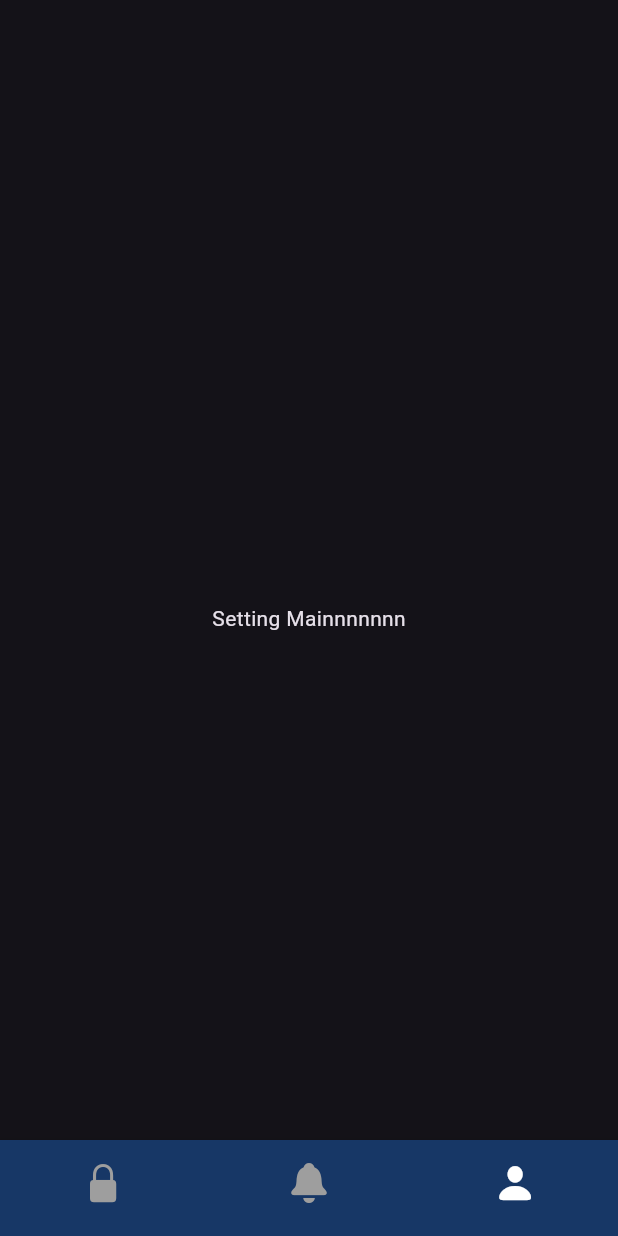
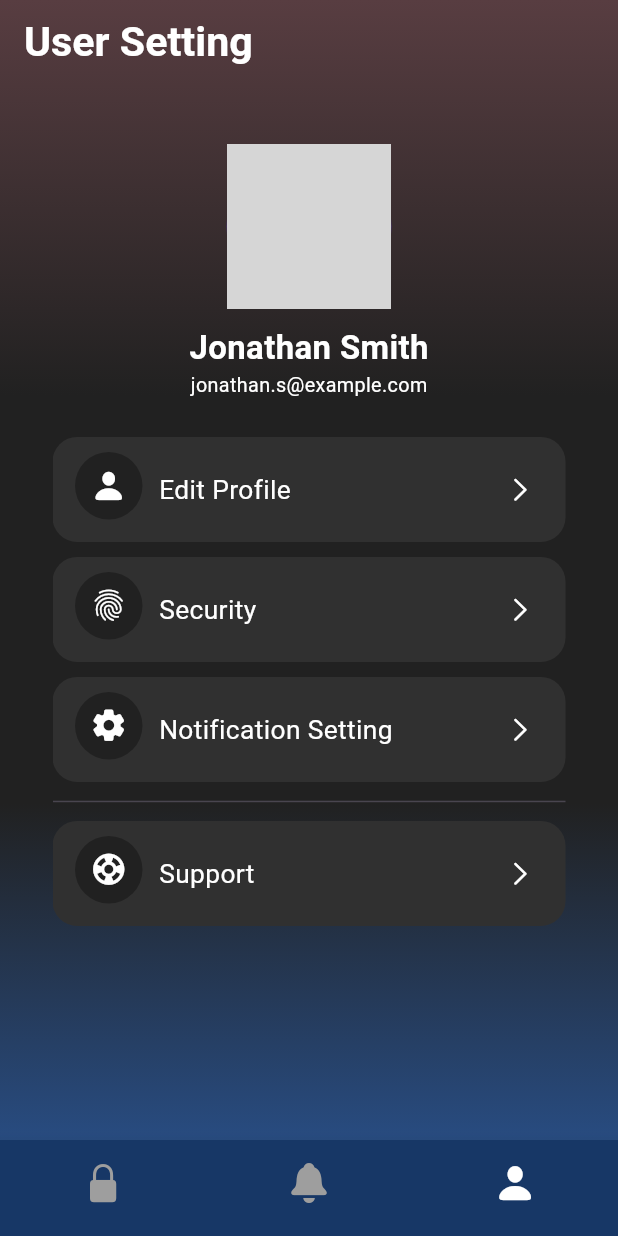
Before and after one commit to fido-smart-lock/FSL-FrontEnd, a Flutter app: the screen it shows after launch, item 3 of the bottom bar chosen, on a phone screen of 412 x 824 dp. Run offline on Flutter 3.47's test engine with Material 3 defaults, Android fonts, the phone set to English and light mode, and no system bars; our stand-ins replace badges, dotted_border, dropdown_button2, flutter_svg, gap, google_fonts and 1 more; missing offline and left inert: wolt_modal_sheet; network calls fail; Roboto replaces fonts that are missing (Prompt); grey boxes are pictures that could not be loaded.

Commit message:
[FSL] edit profile page

```diff
--- /dev/null
+++ b/assets/data/profile_setting.json
@@ -0,0 +1,6 @@
+{
+    "name": "Jonathan",
+    "surname": "Smith",
+    "email": "jonathan.smith@example.com",
+    "isVerified": true
+  }
--- a/lib/component/card/noti_card.dart
+++ b/lib/component/card/noti_card.dart
@@ -4,7 +4,7 @@ import 'package:fido_smart_lock/component/modal/confirmation_modal.dart';
 import 'package:fido_smart_lock/helper/datetime.dart';
 import 'package:fido_smart_lock/helper/size.dart';
 import 'package:fido_smart_lock/helper/word.dart';
-import 'package:fido_smart_lock/pages/notification/tabbar_contents/tabbar_mode.dart';
+import 'package:fido_smart_lock/pages/notification/tabbar_contents/tabbar_mode_list.dart';
 import 'package:flutter/cupertino.dart';
 import 'package:flutter/material.dart';
 
--- a/lib/component/card/setting_card.dart
+++ b/lib/component/card/setting_card.dart
@@ -1,14 +1,13 @@
 import 'package:fido_smart_lock/component/label.dart';
 import 'package:fido_smart_lock/helper/size.dart';
+import 'package:fido_smart_lock/pages/user_settings/setting_menu_list.dart';
 import 'package:flutter/cupertino.dart';
 import 'package:flutter/material.dart';
 
 class SettingCard extends StatefulWidget {
-  const SettingCard({super.key, required this.menu, this.description = '', required this.isToggle});
+  const SettingCard({super.key, required this.menu});
 
   final String menu;
-  final String description;
-  final bool isToggle;
 
   @override
   State<SettingCard> createState() => _SettingCardState();
@@ -31,8 +30,26 @@ class _SettingCardState extends State<SettingCard> {
   Widget build(BuildContext context) {
     final responsive = Responsive(context);
 
-    return Container(
-      padding: EdgeInsets.fromLTRB(15, 15, 20, 20),
+    final config = getMenuConfig(context)[widget.menu] ??
+        {
+          'icon': CupertinoIcons.question_circle,
+          'menuName': 'Unknown Menu',
+          'description': '',
+          'isToggle': false,
+          'onTap': () {}
+        };
+
+    final icon = config['icon'] as IconData;
+    final menuName = config['menuName'] as String;
+    final description = config['description'] as String;
+    final isToggle = config['isToggle'] as bool;
+    final onTap = config['onTap'] as VoidCallback;
+
+    return InkWell(
+      onTap: onTap,
+      child: Container(
+        margin: EdgeInsets.symmetric(vertical: 5),
+        padding: EdgeInsets.fromLTRB(15, 10, 20, 10),
         decoration: BoxDecoration(
           color: Colors.grey[850],
           borderRadius: BorderRadius.circular(responsive.radiusScale(15)),
@@ -46,38 +63,53 @@ class _SettingCardState extends State<SettingCard> {
               children: [
                 Container(
                   margin: EdgeInsets.only(bottom: 5),
-                padding: EdgeInsets.all(15),
+                  padding: EdgeInsets.all(10),
                   decoration: BoxDecoration(
                     shape: BoxShape.circle,
                     color: Colors.grey[900],
                   ),
                   child: Center(
                       child: Icon(
-                  CupertinoIcons.envelope_badge,
-                  size: 30,
+                    icon,
+                    size: 25,
                   )),
                 ),
-              SizedBox(width: responsive.widthScale(10),),
+                SizedBox(
+                  width: responsive.widthScale(10),
+                ),
                 Column(
                   children: [
-                  Label(size: 'm', label: widget.menu),
-                  if (widget.description != '')
-                    Label(size: 'xs', label: widget.description, color: Colors.grey,)
+                    Label(
+                      size: 'm',
+                      label: menuName,
+                    ),
+                    if (description != '')
+                      Label(
+                        size: 'xs',
+                        label: description,
+                        color: Colors.grey,
+                      )
                   ],
                 ),
               ],
             ),
-          if (!widget.isToggle)
-           Icon(CupertinoIcons.chevron_right, size: 30,),
-          if (widget.isToggle)
-            Switch(value: toggleValue,
+            if (!isToggle)
+              Icon(
+                CupertinoIcons.chevron_right,
+                size: 20,
+              ),
+            if (isToggle)
+              Switch(
+                value: toggleValue,
                 activeColor: Colors.green,
                 onChanged: (bool value) {
                   setState(() {
                     toggleValue = value;
                   });
-          },)
+                },
+              )
           ],
+        ),
       ),
     );
   }
--- a/lib/helper/word.dart
+++ b/lib/helper/word.dart
@@ -26,3 +26,7 @@ String addLabelPossessive(String label) {
       ? "$label'"    // Only add an apostrophe if it ends with 's'
       : "$label's";  // Otherwise, add "'s"
 }
+
+String concatenateNameAndSurname(String name, String surname) {
+  return '$name $surname';
+}
--- a/lib/pages/lock_management/lock_setting.dart
+++ b/lib/pages/lock_management/lock_setting.dart
@@ -143,8 +143,8 @@ class _LockSettingState extends State<LockSetting> {
                               labelText: 'Enter lock name',
                               labelColor: _isNameValid
                                   ? Colors.white
-                                  : Colors
-                                      .red, // Change color based on validation
+                                  : Colors.red,
+                              mode: 'maxLength', // Change color based on validation
                             ),
                             const Gap(20),
                             Align(
--- a/lib/pages/user_settings/setting_main.dart
+++ b/lib/pages/user_settings/setting_main.dart
@@ -1,3 +1,7 @@
+import 'package:fido_smart_lock/component/background/background.dart';
+import 'package:fido_smart_lock/component/card/setting_card.dart';
+import 'package:fido_smart_lock/component/label.dart';
+import 'package:fido_smart_lock/helper/size.dart';
 import 'package:flutter/material.dart';
 
 class SettingsMain extends StatelessWidget {
@@ -5,9 +9,49 @@ class SettingsMain extends StatelessWidget {
 
   @override
   Widget build(BuildContext context) {
-    return const Scaffold(
-      body: Center(
-        child: Text('Setting Mainnnnnnn'))
-    );
+    final responsive = Responsive(context);
+
+    return Background(
+      appBar: AppBar(
+          automaticallyImplyLeading: false,
+          title: Label(size: 'xxl', label: 'User Setting', isBold: true),
+          centerTitle: false,
+          leadingWidth: NavigationToolbar.kMiddleSpacing,),
+      child: SingleChildScrollView(
+        child: SizedBox(
+          height: MediaQuery.of(context).size.height,
+          child: Align(
+            alignment: Alignment.topCenter,
+            child: Column(
+              children: [
+
+                //user profile
+                CircleAvatar(
+                  backgroundImage: NetworkImage('https://i.postimg.cc/jdtLgPgX/jonathan-Smith.png'),
+                  radius: responsive.radiusScale(50),
+                ),
+                SizedBox(height: responsive.heightScale(10),),
+                Label(size: 'xl', label: 'Jonathan Smith', isBold: true,),
+                Label(size: 'xs', label: 'jonathan.s@example.com'),
+
+                //white space divider
+                SizedBox(height: responsive.heightScale(20),),
+
+                //menu list
+                SettingCard(menu: 'profile'),
+                SettingCard(menu: 'security'),
+                SettingCard(menu: 'noti'),
+
+                //divider
+                Divider(),
+
+                //support
+                SettingCard(menu: 'support'),
+              ],
+            ),
+          ),
+        ),
+      )
+      );
   }
 }
--- /dev/null
+++ b/lib/pages/user_settings/setting_menu_list.dart
@@ -0,0 +1,108 @@
+// mode_config.dart
+import 'package:fido_smart_lock/pages/user_settings/edit_profile/profile_setting.dart';
+import 'package:flutter/cupertino.dart';
+import 'package:flutter/material.dart';
+
+Map<String, dynamic> getMenuConfig(
+  BuildContext context,
+  // {String name = '',
+  // String role = '',
+  // String lockName = '',
+  // String lockLocation = ''}
+) {
+  return {
+    'profile': {
+      'icon': CupertinoIcons.person_fill,
+      'menuName': 'Edit Profile',
+      'description': '',
+      'isToggle': false,
+      'onTap': () {
+        Navigator.push(
+          context,
+          MaterialPageRoute(
+            builder: (context) => ProfileSetting(),
+          ),
+        );
+      }
+    },
+    'security': {
+      'icon': Icons.fingerprint_rounded,
+      'menuName': 'Security',
+      'description': '',
+      'isToggle': false,
+      'onTap': () {}
+    },
+    'noti': {
+      'icon': Icons.settings_rounded,
+      'menuName': 'Notification Setting',
+      'description': '',
+      'isToggle': false,
+      'onTap': () {}
+    },
+    'support': {
+      'icon': Icons.support_rounded,
+      'menuName': 'Support',
+      'description': '',
+      'isToggle': false,
+      'onTap': () {}
+    },
+    'logout': {
+      'icon': Icons.logout_rounded,
+      'menuName': 'Logout',
+      'description': '',
+      'isToggle': false,
+      'onTap': () {}
+    },
+    'password': {
+      'icon': Icons.password_rounded,
+      'menuName': 'Change Password',
+      'description': '',
+      'isToggle': false,
+      'onTap': () {}
+    },
+    'biometric': {
+      'icon': Icons.fingerprint_rounded,
+      'menuName': 'Enable Biometrics',
+      'description':
+          'enable to allow login with\nfingerprint/iris/face recognition',
+      'isToggle': true,
+      'onTap': () {}
+    },
+    'hardware': {
+      'icon': Icons.memory_rounded,
+      'menuName': 'Enable Hardware Keys',
+      'description':
+          'enable to allow login with\npiece of small USB stick or key fob',
+      'isToggle': true,
+      'onTap': () {}
+    },
+    'push': {
+      'icon': Icons.notifications_active_rounded,
+      'menuName': 'Push Notification',
+      'description': '',
+      'isToggle': true,
+      'onTap': () {}
+    },
+    'email': {
+      'icon': Icons.alternate_email_rounded,
+      'menuName': 'Notification via Email',
+      'description': '',
+      'isToggle': true,
+      'onTap': () {}
+    },
+    'trouble': {
+      'icon': Icons.outlined_flag_rounded,
+      'menuName': 'Troubleshooting',
+      'description': '',
+      'isToggle': false,
+      'onTap': () {}
+    },
+    'faq': {
+      'icon': CupertinoIcons.question_diamond,
+      'menuName': 'FAQ',
+      'description': '',
+      'isToggle': false,
+      'onTap': () {}
+    },
+  };
+}
--- a/pubspec.yaml
+++ b/pubspec.yaml
@@ -86,6 +86,7 @@ flutter:
     - assets/data/noti_other.json
     - assets/data/lock_detail_history.json
     - assets/data/noti_risk_attempt.json
+    - assets/data/profile_setting.json
 
   # An image asset can refer to one or more resolution-specific "variants", see
   # https://flutter.dev/assets-and-images/#resolution-aware
```
Also changed, not shown: lib/component/input/textfield_input.dart (+10 -5 lines), lib/pages/user_settings/edit_profile/profile_setting.dart (added, +248 -0 lines), lib/pages/notification/tabbar_contents/tabbar_mode_list.dart (renamed from lib/pages/notification/tabbar_contents/tabbar_mode.dart). Lines whose indentation alone changed are shown as unchanged.
